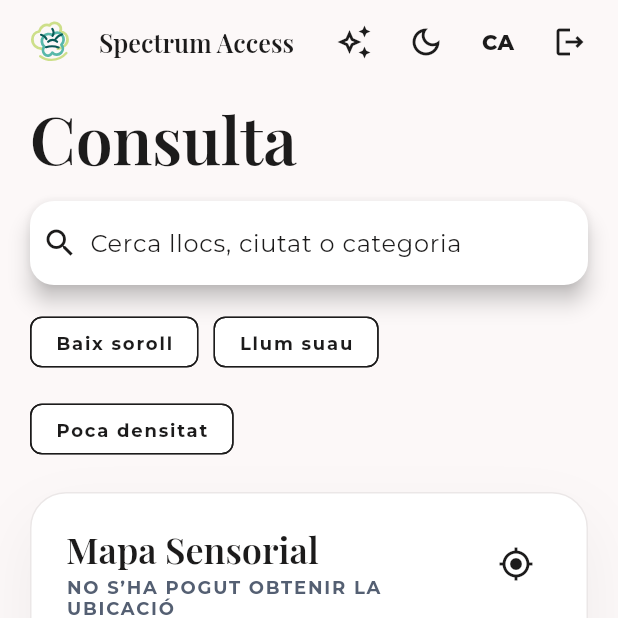
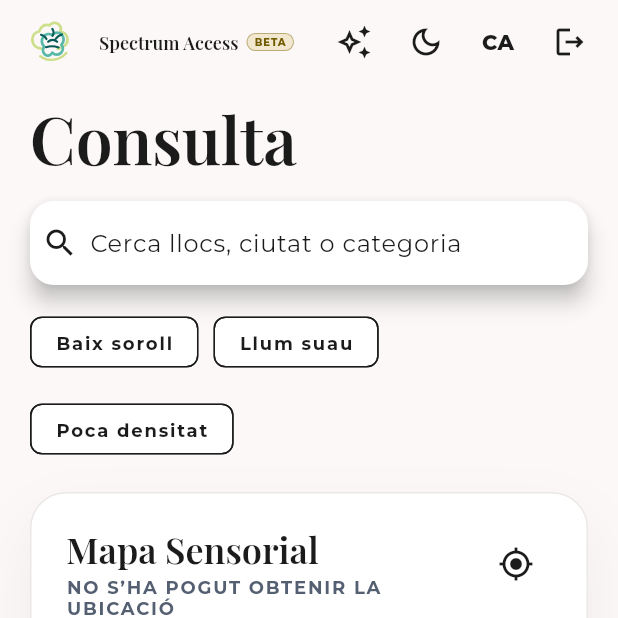
Before and after one commit to BeyronssDev/Spectrum_Access, a Flutter app: the screen it shows once a user with an empty profile is signed in, on a phone screen of 412 x 824 dp, the top half of it. Run offline on Flutter 3.47's test engine with Material 3 defaults, Android fonts, the phone set to English and light mode, and no system bars; our stand-ins replace cloud_firestore, cloud_functions, firebase_auth, firebase_core, firebase_storage, flutter_svg and 7 more; missing offline and left inert: firebase_app_check; accounts and stored records are empty.

Commit message:
feat: add beta badge to web and mobile

```diff
--- a/apps/mobile/lib/spectrum_content.dart
+++ b/apps/mobile/lib/spectrum_content.dart
@@ -130,6 +130,7 @@ class AppCopy {
   const AppCopy({
     required this.appName,
     required this.subtitle,
+    required this.betaLabel,
     required this.home,
     required this.consult,
     required this.contribute,
@@ -218,6 +219,7 @@ class AppCopy {
 
   final String appName;
   final String subtitle;
+  final String betaLabel;
   final String home;
   final String consult;
   final String contribute;
@@ -408,6 +410,7 @@ const appCopies = {
   LocaleOption.ca: AppCopy(
     appName: 'Spectrum Access',
     subtitle: 'Sensory Accessibility',
+    betaLabel: 'Beta',
     home: 'Inici',
     consult: 'Consulta',
     contribute: 'Aportacions',
@@ -505,6 +508,7 @@ const appCopies = {
   LocaleOption.es: AppCopy(
     appName: 'Spectrum Access',
     subtitle: 'Sensory Accessibility',
+    betaLabel: 'Beta',
     home: 'Inicio',
     consult: 'Consulta',
     contribute: 'Aportaciones',
@@ -602,6 +606,7 @@ const appCopies = {
   LocaleOption.en: AppCopy(
     appName: 'Spectrum Access',
     subtitle: 'Sensory Accessibility',
+    betaLabel: 'Beta',
     home: 'Dashboard',
     consult: 'Discover',
     contribute: 'Report',
--- a/apps/mobile/lib/spectrum_shell.dart
+++ b/apps/mobile/lib/spectrum_shell.dart
@@ -20,6 +20,42 @@ import 'spectrum_theme.dart';
 const nearbyDiscoveryRadiusMeters = 100.0;
 const nearbyDiscoveryMaxResults = 8;
 const minimumPasswordLength = 12;
+
+class _BetaBadge extends StatelessWidget {
+  const _BetaBadge({required this.label});
+
+  final String label;
+
+  @override
+  Widget build(BuildContext context) {
+    final isDark = Theme.of(context).brightness == Brightness.dark;
+    final foreground = isDark
+        ? SpectrumColors.tertiaryContainer
+        : SpectrumColors.tertiary;
+
+    return Container(
+      padding: const EdgeInsets.symmetric(horizontal: 7, vertical: 3),
+      decoration: BoxDecoration(
+        color: SpectrumColors.tertiaryContainer.withValues(
+          alpha: isDark ? 0.18 : 0.2,
+        ),
+        borderRadius: BorderRadius.circular(999),
+        border: Border.all(color: foreground.withValues(alpha: 0.44)),
+      ),
+      child: Text(
+        label.toUpperCase(),
+        maxLines: 1,
+        style: Theme.of(context).textTheme.labelSmall?.copyWith(
+          color: foreground,
+          fontSize: 10,
+          fontWeight: FontWeight.w800,
+          letterSpacing: 0.8,
+          height: 1,
+        ),
+      ),
+    );
+  }
+}
 
 class SpectrumShell extends StatefulWidget {
   const SpectrumShell({
@@ -880,12 +916,19 @@ class _SpectrumShellState extends State<SpectrumShell> {
                 child: FittedBox(
                   alignment: Alignment.centerLeft,
                   fit: BoxFit.scaleDown,
-                  child: Text(
-                    labels.appName,
-                    maxLines: 1,
-                    style: Theme.of(
-                      context,
-                    ).textTheme.titleLarge?.copyWith(fontSize: 18),
+                  child: Row(
+                    mainAxisSize: MainAxisSize.min,
+                    children: [
+                      Text(
+                        labels.appName,
+                        maxLines: 1,
+                        style: Theme.of(
+                          context,
+                        ).textTheme.titleLarge?.copyWith(fontSize: 18),
+                      ),
+                      const SizedBox(width: 8),
+                      _BetaBadge(label: labels.betaLabel),
+                    ],
                   ),
                 ),
               ),
```
Also changed, not shown: 4 other files.
